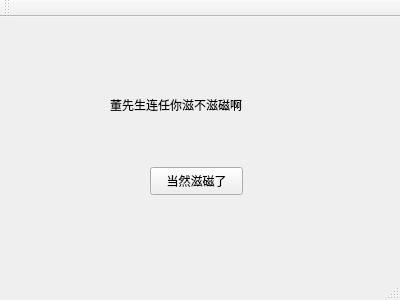
Qt form Qt/TrainBoom/mainwindow.ui (zidaneandmessi/TrainBoom_FrontEnd) before a commit.
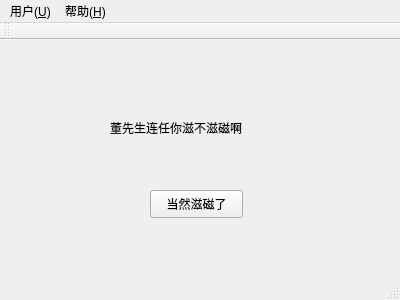
The same form after that commit.

The edit to the form file:
```diff
--- a/Qt/TrainBoom/mainwindow.ui
+++ b/Qt/TrainBoom/mainwindow.ui
@@ -50,6 +50,23 @@
      <height>26</height>
     </rect>
    </property>
+   <widget class="QMenu" name="menu_U">
+    <property name="title">
+     <string>用户(&amp;U)</string>
+    </property>
+    <addaction name="action_UM"/>
+    <addaction name="separator"/>
+    <addaction name="action_UL"/>
+    <addaction name="action_UQ"/>
+   </widget>
+   <widget class="QMenu" name="menu_H">
+    <property name="title">
+     <string>帮助(&amp;H)</string>
+    </property>
+    <addaction name="action_HA"/>
+   </widget>
+   <addaction name="menu_U"/>
+   <addaction name="menu_H"/>
   </widget>
   <widget class="QToolBar" name="mainToolBar">
    <attribute name="toolBarArea">
```
Left out of the diff: 39 changed lines with no effect on the pictures.
